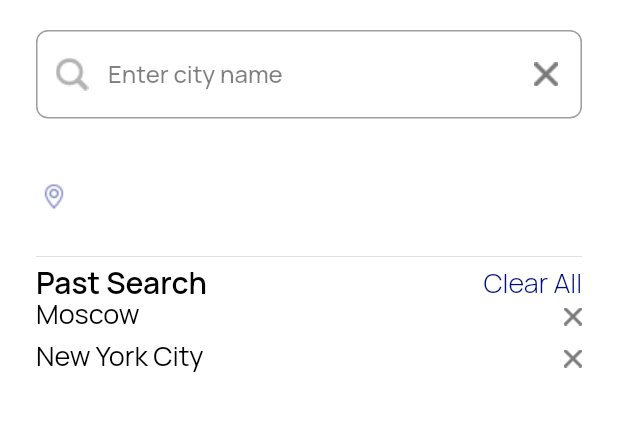
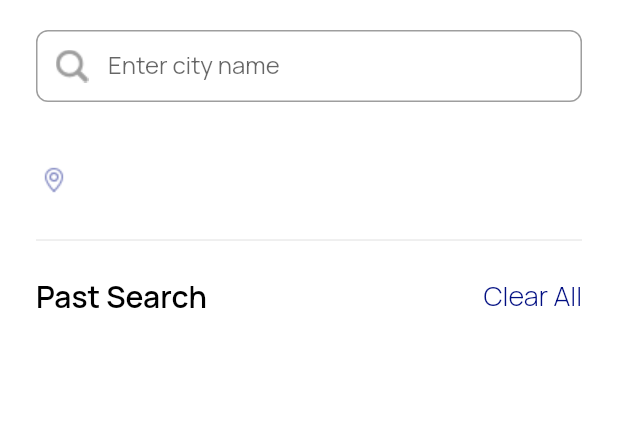
Before and after one commit to ArtemNVK/practice-1-weather-app, a Flutter app: the SearchPage screen opened directly with empty values, after a tap on "Clear All", on a phone screen of 412 x 824 dp, the part 153-584 px from its top. Run offline on Flutter 3.47's test engine with Material 2 defaults, Android fonts, the phone set to English and light mode, and no system bars; our stand-ins replace flutter_svg.

Commit message:
Fix the methods

```diff
--- a/lib/presentations/search/search_page.dart
+++ b/lib/presentations/search/search_page.dart
@@ -24,13 +24,26 @@ class _SearchPageState extends State<SearchPage> {
   final _controller = TextEditingController();
   final _focusNode = FocusNode();
   String? chosenCity;
-  var pastSearchCities = ['Moscow', 'New York City'];
+  var _pastSearchCities = ['Moscow', 'New York City'];
+
+  void onCloseTap() {
+    setState(() {
+      _controller.clear();
+      _focusNode.unfocus();
+    });
+  }
 
   void onCityItemTap(String city) {
     setState(() {
-      pastSearchCities.add(city);
+      _pastSearchCities.add(city);
       chosenCity = city;
       _focusNode.unfocus();
+    });
+  }
+
+  void onClearAllTap() {
+    setState(() {
+      this._pastSearchCities.clear();
     });
   }
 
@@ -66,23 +79,20 @@ class _SearchPageState extends State<SearchPage> {
               controller: _controller,
               focusNode: _focusNode,
               onTap: () => setState(() {}),
-              onCloseTap: () => setState(() {
-                _controller.clear();
-                _focusNode.unfocus();
-              }),
+              onCloseTap: onCloseTap
             ),
             SizedBox(height: 20),
-            if (!_focusNode.hasFocus) ... [
+            if (!_focusNode.hasFocus) ...[
               CurrentLocation(locationName: widget.locationName),
               Divider(),
               PastSearchBlock(
-                  pastSearchCities: this.pastSearchCities,
-                  onClearAllTap: () {}
-              )
-            ] else ... [
+                  pastSearchCities: this._pastSearchCities,
+                  onClearAllTap: onClearAllTap
+              ),
+            ] else ...[
               Column(
                 children: [
-                  for (final city in testCities) ... [
+                  for (final city in testCities) ...[
                     CitiesListItemWidget(
                         item: city,
                         onTap: () => onCityItemTap(city.city),
--- a/lib/presentations/search/widgets/past_search_block.dart
+++ b/lib/presentations/search/widgets/past_search_block.dart
@@ -22,6 +22,7 @@ class _PastSearchBlockState extends State<PastSearchBlock> {
   Widget build(BuildContext context) {
     return Column(
       children: [
+        SizedBox(height: 20),
         Row(
           mainAxisAlignment: MainAxisAlignment.spaceBetween,
           crossAxisAlignment: CrossAxisAlignment.center,
@@ -33,12 +34,13 @@ class _PastSearchBlockState extends State<PastSearchBlock> {
             LinkText(text: 'Clear All', onTap: widget.onClearAllTap)
         ],
         ),
+        SizedBox(height: 20),
         Column(
           children: [
             for (final city in widget.pastSearchCities) ...[
               PastSearchItemWidget(
                   city: city,
-                  onTap: () {},
+                  onTap: () => setState(() => widget.pastSearchCities.remove(city)),
               ),
               const SizedBox(height: 8),
             ],
--- a/lib/presentations/search/widgets/search_text_field.dart
+++ b/lib/presentations/search/widgets/search_text_field.dart
@@ -1,46 +1,54 @@
 import 'package:flutter/material.dart';
+import 'package:flutter_svg/flutter_svg.dart';
 import 'package:weather_app/resources/images.dart';
+import 'package:weather_app/resources/strings.dart';
 import 'package:weather_app/theme/weather_theme.dart';
 
 class SearchTextField extends StatelessWidget {
   const SearchTextField({
+    required this.controller,
+    required this.focusNode,
+    required this.onTap,
+    required this.onCloseTap,
     Key? key,
-    @required this.controller,
-    @required this.focusNode,
-    @required this.onTap,
-    @required this.onCloseTap,
   }) : super(key: key);
 
-  final controller;
-  final focusNode;
-  final onTap;
-  final onCloseTap;
+  final TextEditingController controller;
+  final FocusNode focusNode;
+  final VoidCallback onTap;
+  final VoidCallback onCloseTap;
 
   @override
   Widget build(BuildContext context) {
     return TextFormField(
+      controller: controller,
+      focusNode: focusNode,
+      onTap: onTap,
       decoration: InputDecoration(
-        prefixIcon: Image.asset(
+        contentPadding: const EdgeInsets.symmetric(vertical: 0),
+        hintText: 'Enter city name',
+        prefixIcon: Padding(
+          padding: const EdgeInsets.all(10),
+          child: Image.asset(
             Images.icSearch,
-            color: Colors.black.withOpacity(0.3)
+            color: focusNode.hasFocus ? Colors.indigo.shade900 : Colors.grey,
+          ),
         ),
-        suffixIcon: IconButton(
-            icon: Image.asset(Images.icClose),
-            color: Colors.black,
-            onPressed: onCloseTap,
+        suffixIcon: focusNode.hasFocus
+            ? GestureDetector(
+          onTap: onCloseTap,
+          child: Image.asset(Images.icClose),
+        )
+            : null,
+        border: OutlineInputBorder(
+          borderSide: const BorderSide(
+            color: Colors.grey,
+            width: 1,
+          ),
+          borderRadius: BorderRadius.circular(8),
         ),
-        border: const OutlineInputBorder(
-          borderRadius: BorderRadius.all(Radius.circular(8))
-        ),
-        hintText: 'Enter city name',
-        hintStyle: TextStyle(
-          fontFamily: defaultFontFamily,
-          color: Colors.black.withOpacity(0.5),
-          fontSize: 16,
-          fontWeight: FontWeight.w500,
-          height: 1.1,
-        )
       ),
+      style: WeatherTheme.lightTheme.textTheme.headline3,
     );
   }
 }
```
Also changed, not shown: lib/presentations/search/widgets/cities_list_item_widget.dart (+21 -6 lines).
